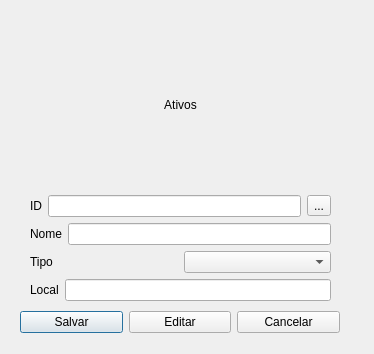
First picture: the form in gerenciadispositivo.ui, repository brunosr1985/TCC_NayBru, before the edit.
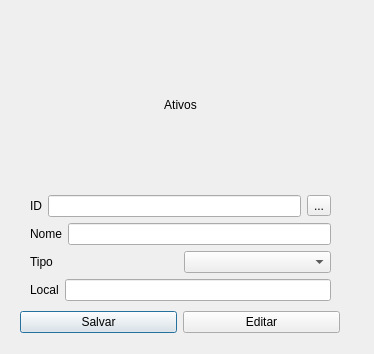
Second picture: the form after the edit.

```diff
--- a/gerenciadispositivo.ui
+++ b/gerenciadispositivo.ui
@@ -140,13 +140,6 @@
       </property>
      </widget>
     </item>
-    <item>
-     <widget class="QPushButton" name="pushButton_3">
-      <property name="text">
-       <string>Cancelar</string>
-      </property>
-     </widget>
-    </item>
    </layout>
   </widget>
  </widget>
```
Left out of the diff: 9 changed lines with no effect on the pictures.
